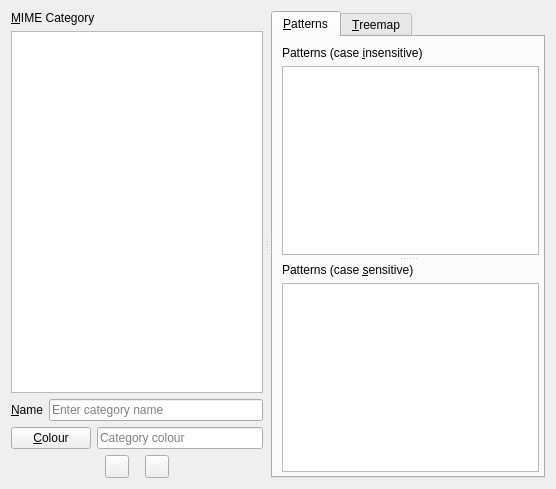
Before: the Qt Designer form src/mime-category-config-page.ui in Lithopsian/qt6dirstat, drawn with Qt 5.
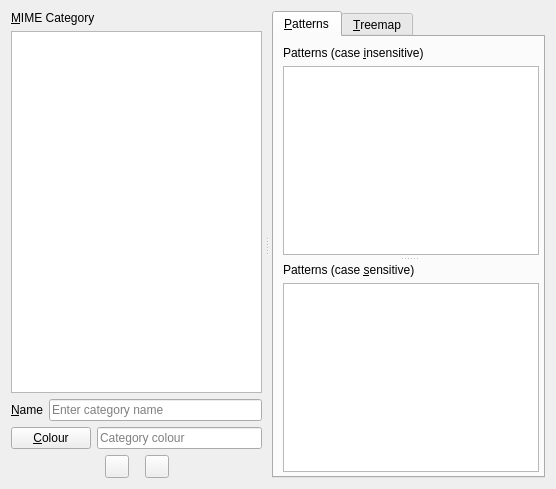
After: the same form once the commit is applied. Icons and pictures are not drawn. Custom widgets are drawn as their Qt base class.

Commit message:
Config dialog improvements
Add hotkey field on the cleanup tab.
Move the checkboxes and refresh policy into the toolbox - they are still visible when the dialog first opens, but the "works for ..." checkboxes are now in a not-visible toolbox tab.
Adjust splitter widths for more consistency.

```diff
--- a/src/mime-category-config-page.ui
+++ b/src/mime-category-config-page.ui
@@ -9,7 +9,7 @@
       <enum>Qt::Horizontal</enum>
      </property>
      <property name="handleWidth">
-      <number>8</number>
+      <number>10</number>
      </property>
      <property name="childrenCollapsible">
       <bool>false</bool>
```
The commit also changes 4 other files.
